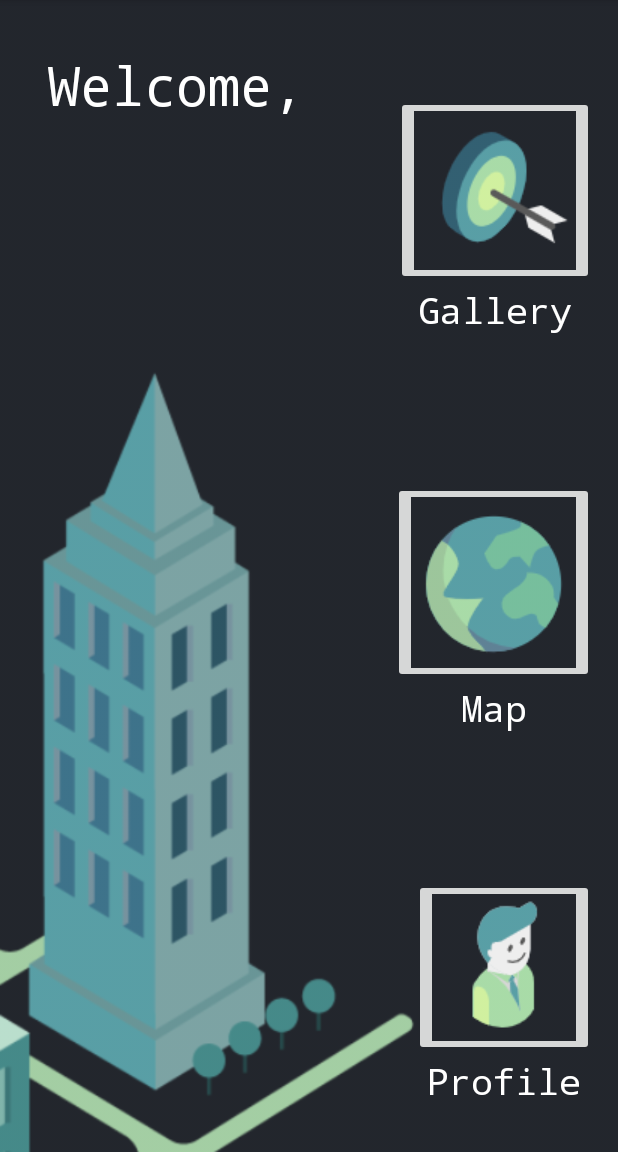
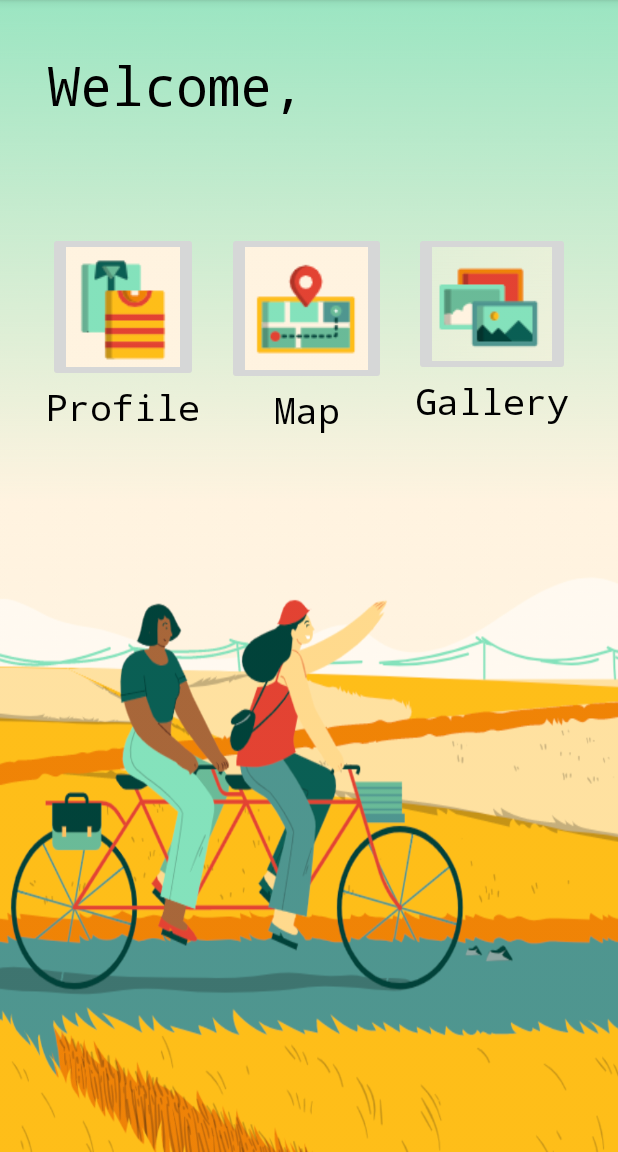
Before and after one commit to rhudson11/TravelTrails, an Android app: the HomeActivity screen opened directly, with no data from a screen before it, on a phone screen of 412 x 824 dp, the part 84-1236 px from its top. Run offline under Robolectric (Android 15) with nearby library versions, the phone set to English and light mode, and no system bars.

Commit message:
theme change

```diff
--- a/app/src/main/res/layout/activity_home.xml
+++ b/app/src/main/res/layout/activity_home.xml
@@ -4,38 +4,38 @@
     xmlns:tools="http://schemas.android.com/tools"
     android:layout_width="match_parent"
     android:layout_height="match_parent"
-    android:background="@drawable/smartcity1"
+    android:background="@drawable/theme2"
     tools:context=".HomeActivity">
 
     <ImageButton
         android:id="@+id/view_map_button"
         android:layout_width="wrap_content"
         android:layout_height="wrap_content"
-        android:layout_marginEnd="16dp"
-        app:layout_constraintBottom_toTopOf="@+id/profile_button"
-        app:layout_constraintEnd_toEndOf="parent"
-        app:layout_constraintTop_toBottomOf="@+id/gallery_button"
-        app:srcCompat="@drawable/map_icon" />
+        android:layout_marginTop="32dp"
+        app:layout_constraintEnd_toStartOf="@+id/gallery_button"
+        app:layout_constraintStart_toEndOf="@+id/profile_button"
+        app:layout_constraintTop_toBottomOf="@+id/welcome_text"
+        app:srcCompat="@drawable/map_icon2" />
 
     <ImageButton
         android:id="@+id/gallery_button"
         android:layout_width="wrap_content"
         android:layout_height="wrap_content"
-        android:layout_marginTop="64dp"
-        android:layout_marginEnd="16dp"
+        android:layout_marginTop="32dp"
+        android:layout_marginEnd="32dp"
         app:layout_constraintEnd_toEndOf="parent"
-        app:layout_constraintTop_toTopOf="parent"
-        app:srcCompat="@drawable/gallery_icon" />
+        app:layout_constraintTop_toBottomOf="@+id/welcome_text"
+        app:srcCompat="@drawable/gallery_icon2" />
 
     <ImageButton
         android:id="@+id/profile_button"
         android:layout_width="wrap_content"
         android:layout_height="wrap_content"
-        android:layout_marginEnd="16dp"
-        android:layout_marginBottom="64dp"
-        app:layout_constraintBottom_toBottomOf="parent"
-        app:layout_constraintEnd_toEndOf="parent"
-        app:srcCompat="@drawable/profile_icon" />
+        android:layout_marginStart="32dp"
+        android:layout_marginTop="32dp"
+        app:layout_constraintStart_toStartOf="parent"
+        app:layout_constraintTop_toBottomOf="@+id/welcome_text"
+        app:srcCompat="@drawable/profile_icon2" />
 
     <TextView
         android:id="@+id/textView8"
@@ -44,7 +44,7 @@
         android:fontFamily="monospace"
         android:text="Map"
         android:textAlignment="viewStart"
-        android:textColor="#FFFFFF"
+        android:textColor="#000000"
         android:textSize="24sp"
         app:layout_constraintEnd_toEndOf="@+id/view_map_button"
         app:layout_constraintStart_toStartOf="@+id/view_map_button"
@@ -56,7 +56,7 @@
         android:layout_height="wrap_content"
         android:fontFamily="monospace"
         android:text="Profile"
-        android:textColor="#FFFFFF"
+        android:textColor="#000000"
         android:textSize="24sp"
         app:layout_constraintEnd_toEndOf="@+id/profile_button"
         app:layout_constraintStart_toStartOf="@+id/profile_button"
@@ -70,7 +70,7 @@
         android:layout_marginTop="32dp"
         android:fontFamily="monospace"
         android:text="TextView"
-        android:textColor="#FFFFFF"
+        android:textColor="#000000"
         android:textSize="36sp"
         app:layout_constraintStart_toStartOf="parent"
         app:layout_constraintTop_toTopOf="parent" />
@@ -81,7 +81,7 @@
         android:layout_height="wrap_content"
         android:fontFamily="monospace"
         android:text="Gallery"
-        android:textColor="#FFFFFF"
+        android:textColor="#000000"
         android:textSize="24sp"
         app:layout_constraintEnd_toEndOf="@+id/gallery_button"
         app:layout_constraintStart_toStartOf="@+id/gallery_button"
--- a/app/src/main/res/layout/activity_main.xml
+++ b/app/src/main/res/layout/activity_main.xml
@@ -4,6 +4,7 @@
     xmlns:tools="http://schemas.android.com/tools"
     android:layout_width="match_parent"
     android:layout_height="match_parent"
+    android:background="@drawable/loginscreen"
     tools:context=".MainActivity">
 
     <TextView
@@ -11,7 +12,8 @@
         android:layout_width="wrap_content"
         android:layout_height="wrap_content"
         android:layout_marginTop="32dp"
-        android:text="Login"
+        android:text="Travel Trails"
+        android:textSize="36sp"
         app:layout_constraintLeft_toLeftOf="parent"
         app:layout_constraintRight_toRightOf="parent"
         app:layout_constraintTop_toTopOf="parent" />
```
Also changed, not shown: app/src/main/res/drawable-v24/gallery_icon2.png (added), app/src/main/res/drawable-v24/loginscreen.png (added), app/src/main/res/drawable-v24/map_icon2.png (added), app/src/main/res/drawable-v24/profile_icon2.png (added), app/src/main/res/drawable-v24/theme2.png (added).
